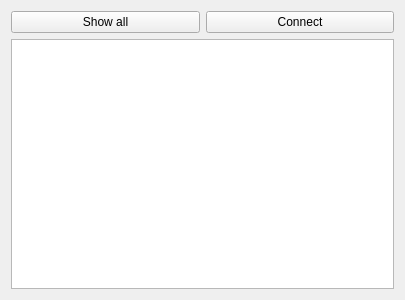
Above: Graphics/sources/network_layout/network_layout.ui from BGKP-ZI/WLAN-steganography before the change. Below: the same form after it.
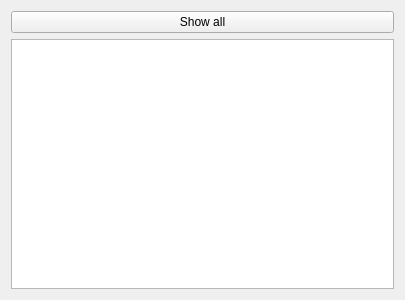
That is the form after the change.

Diff of the .ui file:
```diff
--- a/Graphics/sources/network_layout/network_layout.ui
+++ b/Graphics/sources/network_layout/network_layout.ui
@@ -41,37 +41,6 @@
        </property>
       </widget>
      </item>
-     <item>
-      <widget class="QPushButton" name="btn_connect">
-       <property name="sizePolicy">
-        <sizepolicy hsizetype="Expanding" vsizetype="Fixed">
-         <horstretch>0</horstretch>
-         <verstretch>0</verstretch>
-        </sizepolicy>
-       </property>
-       <property name="text">
-        <string>Connect</string>
-       </property>
-       <property name="checkable">
-        <bool>false</bool>
-       </property>
-       <property name="checked">
-        <bool>false</bool>
-       </property>
-       <property name="autoRepeat">
-        <bool>true</bool>
-       </property>
-       <property name="autoDefault">
-        <bool>false</bool>
-       </property>
-       <property name="default">
-        <bool>false</bool>
-       </property>
-       <property name="flat">
-        <bool>false</bool>
-       </property>
-      </widget>
-     </item>
     </layout>
    </item>
    <item>
```
Left out of the diff: 1 changed line with no effect on the pictures.
